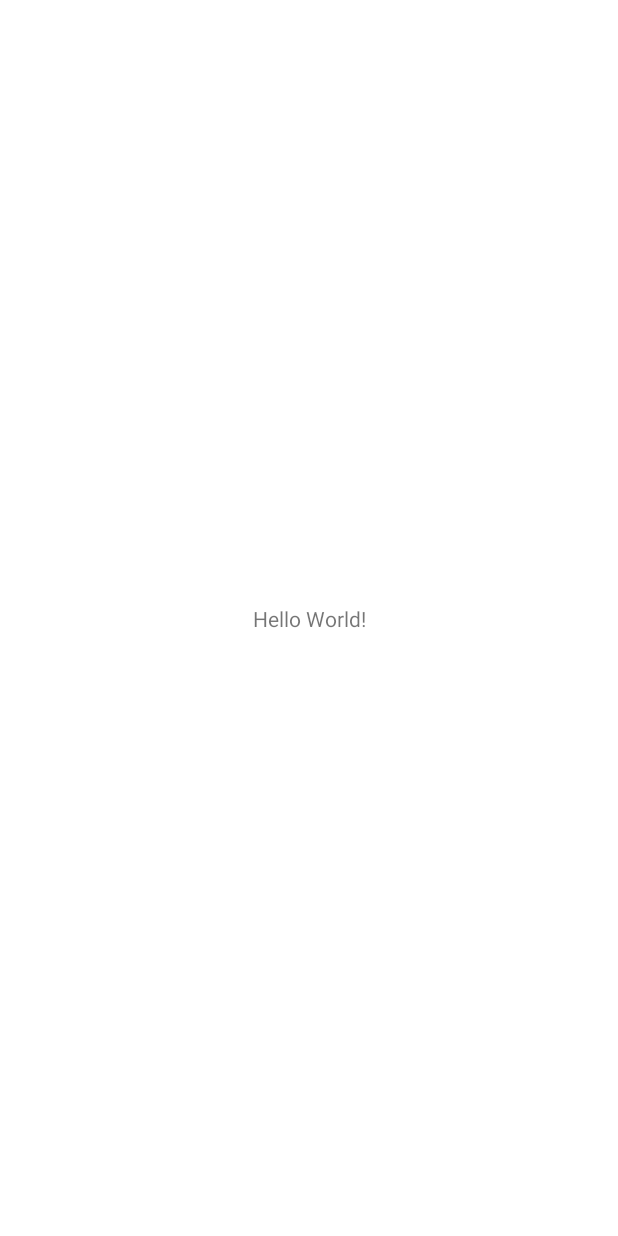
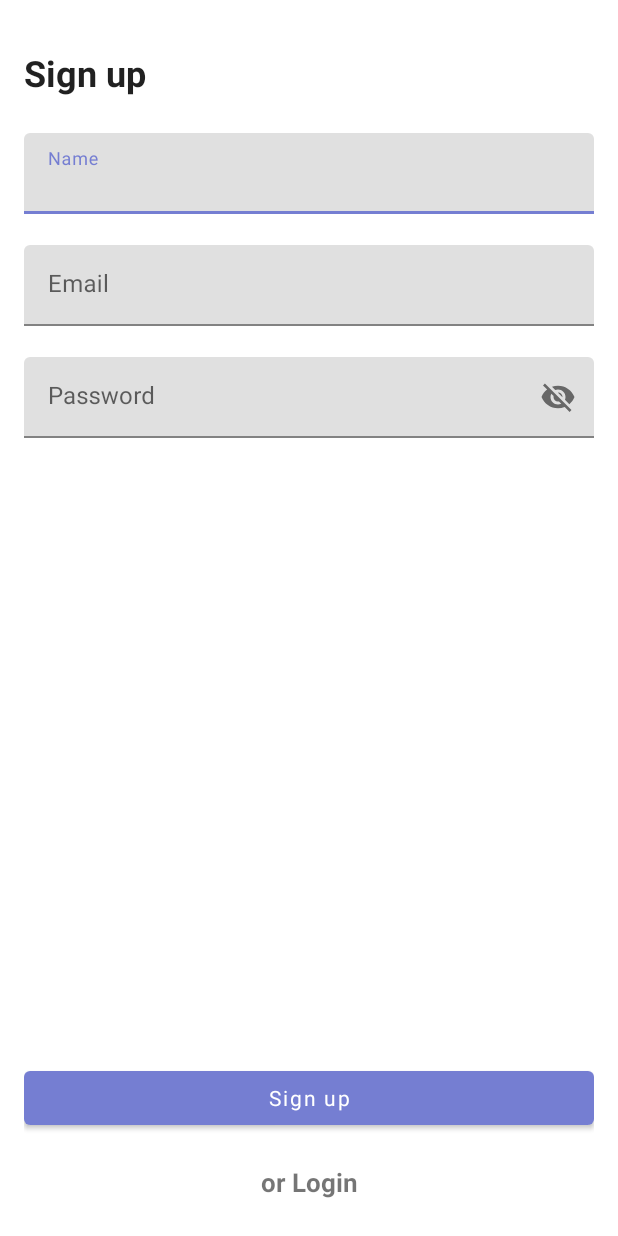
Before and after one commit to ChibuFirst/DroidHub, an Android app: the screen it shows after launch (MainActivity), on a phone screen of 412 x 824 dp. Before the commit the screen is almost empty. Run offline under Robolectric (Android 15) with nearby library versions, the phone set to English and light mode, and no system bars.

Commit message:
chore: linked the screens together

```diff
--- a/app/src/main/java/com/example/droidhub/SignUpFragment.kt
+++ b/app/src/main/java/com/example/droidhub/SignUpFragment.kt
@@ -5,15 +5,22 @@ import androidx.fragment.app.Fragment
 import android.view.LayoutInflater
 import android.view.View
 import android.view.ViewGroup
+import androidx.navigation.fragment.findNavController
+import com.example.droidhub.databinding.FragmentSignUpBinding
 
-class SignUpFragment : Fragment() {
+class SignUpFragment : Fragment(R.layout.fragment_sign_up) {
 
-    override fun onCreateView(
-        inflater: LayoutInflater, container: ViewGroup?,
-        savedInstanceState: Bundle?
-    ): View? {
-        // Inflate the layout for this fragment
-        return inflater.inflate(R.layout.fragment_sign_up, container, false)
+    override fun onViewCreated(view: View, savedInstanceState: Bundle?) {
+        super.onViewCreated(view, savedInstanceState)
+        val binding = FragmentSignUpBinding.bind(view)
+
+        binding.buttonSignUp.setOnClickListener {
+            findNavController().navigate(R.id.action_signUpFragment_to_filesFragment)
+        }
+
+        binding.textLogin.setOnClickListener {
+            findNavController().navigate(R.id.action_signUpFragment_to_loginFragment)
+        }
     }
 
 }
--- a/app/src/main/res/layout/activity_main.xml
+++ b/app/src/main/res/layout/activity_main.xml
@@ -6,13 +6,16 @@
     android:layout_height="match_parent"
     tools:context=".MainActivity">
 
-    <TextView
-        android:layout_width="wrap_content"
-        android:layout_height="wrap_content"
-        android:text="Hello World!"
+    <androidx.fragment.app.FragmentContainerView
+        android:id="@+id/fragment_container_view"
+        android:name="androidx.navigation.fragment.NavHostFragment"
+        android:layout_width="match_parent"
+        android:layout_height="match_parent"
+        app:defaultNavHost="true"
         app:layout_constraintBottom_toBottomOf="parent"
-        app:layout_constraintLeft_toLeftOf="parent"
-        app:layout_constraintRight_toRightOf="parent"
-        app:layout_constraintTop_toTopOf="parent" />
+        app:layout_constraintEnd_toEndOf="parent"
+        app:layout_constraintStart_toStartOf="parent"
+        app:layout_constraintTop_toTopOf="parent"
+        app:navGraph="@navigation/app_navigation" />
 
 </androidx.constraintlayout.widget.ConstraintLayout>
--- a/app/src/main/res/layout/fragment_files.xml
+++ b/app/src/main/res/layout/fragment_files.xml
@@ -32,7 +32,6 @@
         android:id="@+id/fab_add"
         android:layout_width="wrap_content"
         android:layout_height="wrap_content"
-        android:layout_margin="16dp"
         android:importantForAccessibility="no"
         android:src="@drawable/ic_add"
         app:layout_constraintBottom_toBottomOf="parent"
--- a/app/src/main/res/layout/fragment_sign_up.xml
+++ b/app/src/main/res/layout/fragment_sign_up.xml
@@ -78,9 +78,9 @@
         android:id="@+id/progress_bar"
         android:layout_width="wrap_content"
         android:layout_height="wrap_content"
+        android:visibility="invisible"
         app:layout_constraintBottom_toTopOf="@id/button_sign_up"
         app:layout_constraintEnd_toEndOf="parent"
-        android:visibility="invisible"
         app:layout_constraintStart_toStartOf="parent"
         app:layout_constraintTop_toBottomOf="@id/password_layout" />
 
@@ -88,7 +88,7 @@
         android:id="@+id/button_sign_up"
         android:layout_width="0dp"
         android:layout_height="wrap_content"
-        android:layout_marginBottom="20dp"
+        android:layout_marginBottom="12dp"
         android:text="@string/sign_up"
         android:textAllCaps="false"
         app:layout_constraintBottom_toTopOf="@id/text_login"
@@ -100,8 +100,10 @@
         android:layout_width="wrap_content"
         android:layout_height="wrap_content"
         android:text="@string/or_login"
-        android:textSize="18sp"
+        android:textSize="17sp"
         android:textStyle="bold"
+        android:padding="8dp"
+        android:background="?attr/selectableItemBackground"
         app:layout_constraintBottom_toBottomOf="parent"
         app:layout_constraintEnd_toEndOf="parent"
         app:layout_constraintStart_toStartOf="parent" />
--- /dev/null
+++ b/app/src/main/res/navigation/app_navigation.xml
@@ -0,0 +1,46 @@
+<?xml version="1.0" encoding="utf-8"?>
+<navigation xmlns:android="http://schemas.android.com/apk/res/android"
+    xmlns:app="http://schemas.android.com/apk/res-auto"
+    xmlns:tools="http://schemas.android.com/tools"
+    android:id="@+id/nav_graph"
+    app:startDestination="@id/signUpFragment">
+
+    <fragment
+        android:id="@+id/signUpFragment"
+        android:name="com.example.droidhub.SignUpFragment"
+        android:label="fragment_sign_up"
+        tools:layout="@layout/fragment_sign_up">
+        <action
+            android:id="@+id/action_signUpFragment_to_loginFragment"
+            app:destination="@id/loginFragment" />
+        <action
+            android:id="@+id/action_signUpFragment_to_filesFragment"
+            app:destination="@id/filesFragment" />
+    </fragment>
+    <fragment
+        android:id="@+id/loginFragment"
+        android:name="com.example.droidhub.LoginFragment"
+        android:label="fragment_login"
+        tools:layout="@layout/fragment_login" >
+        <action
+            android:id="@+id/action_loginFragment_to_filesFragment"
+            app:destination="@id/filesFragment" />
+        <action
+            android:id="@+id/action_loginFragment_to_signUpFragment"
+            app:destination="@id/signUpFragment" />
+    </fragment>
+    <fragment
+        android:id="@+id/filesFragment"
+        android:name="com.example.droidhub.FilesFragment"
+        android:label="fragment_files"
+        tools:layout="@layout/fragment_files" >
+        <action
+            android:id="@+id/action_filesFragment_to_uploadFragment"
+            app:destination="@id/uploadFragment" />
+    </fragment>
+    <fragment
+        android:id="@+id/uploadFragment"
+        android:name="com.example.droidhub.UploadFragment"
+        android:label="fragment_upload"
+        tools:layout="@layout/fragment_upload" />
+</navigation>
```
Also changed, not shown: app/src/main/java/com/example/droidhub/FilesFragment.kt (+10 -7 lines), app/src/main/java/com/example/droidhub/LoginFragment.kt (+14 -8 lines), app/src/main/res/layout/fragment_login.xml (+8 -6 lines).
